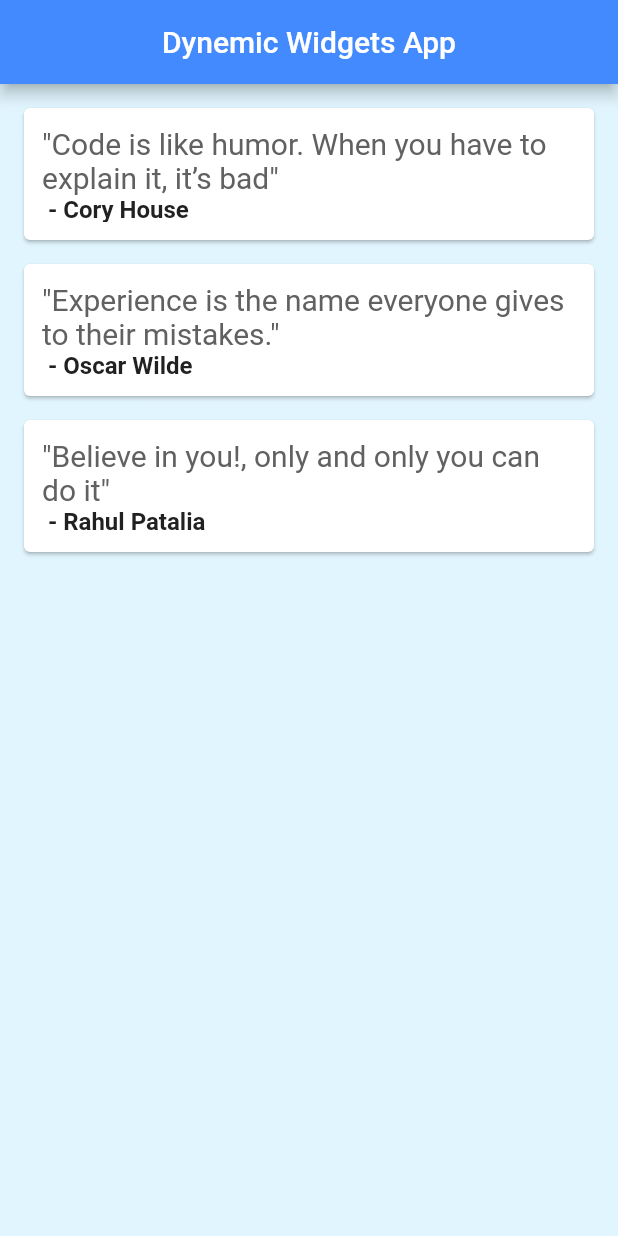
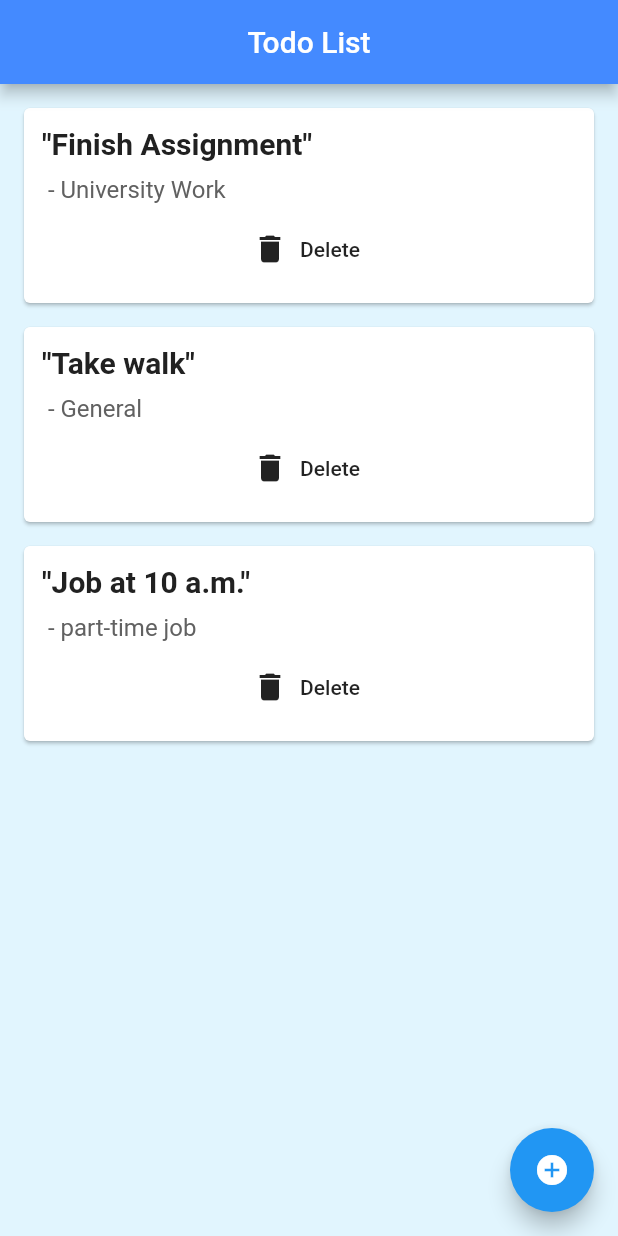
Before and after one commit to Rahul-patalia/todo-list-flutter, a Flutter app: the screen it shows after launch, on a phone screen of 412 x 824 dp. Run offline on Flutter 3.47's test engine with Material 2 defaults, Android fonts, the light colour scheme and no system bars.

Commit message:
changed old file with new to make Todo list

```diff
--- a/lib/QuoteCard.dart
+++ /dev/null
@@ -1,50 +0,0 @@
-import 'package:dynemic_widget_app/quote.dart';
-import 'package:flutter/material.dart';
-
-class QuoteCard extends StatelessWidget
-{
-  final Quote quote;
-  QuoteCard({this.quote});
-
-  @override
-  Widget build(BuildContext context) {
-    return Card
-    (
-      margin: EdgeInsets.fromLTRB(16.0, 16.0, 16.0, 0.0),
-      child: Padding
-      (
-        padding: const EdgeInsets.all(12.0),
-        child: Column
-        (
-          crossAxisAlignment: CrossAxisAlignment.stretch,
-          children: <Widget>
-          [
-            Text
-            (
-              '"${quote.quoteText}"',
-              style: TextStyle
-              (
-                fontSize: 20.0,
-                color: Colors.grey[700],
-              ),
-            ),
-            SizedBox
-            (
-              height: 18.0,
-              child: Text
-              (
-                " - ${quote.author}",
-                style: TextStyle
-                (
-                  fontSize: 16.0,
-                  color: Colors.grey[900],
-                  fontWeight: FontWeight.bold,
-                ),
-              ),
-            )
-          ],
-        ),
-      ),
-    );
-  }
-}
--- /dev/null
+++ b/lib/Todo.dart
@@ -0,0 +1,9 @@
+import 'package:dynemic_widget_app/main.dart';
+
+class Todo
+{
+    String Item;
+    String Catagory;
+
+    Todo({ this.Item, this.Catagory});
+}
--- /dev/null
+++ b/lib/TodoListcard.dart
@@ -0,0 +1,55 @@
+import 'package:dynemic_widget_app/Todo.dart';
+import 'package:flutter/material.dart';
+
+class TodoListcard extends StatelessWidget
+{
+  final Todo todo;
+  final Function delete;
+  TodoListcard({this.todo, this.delete});
+
+  @override
+  Widget build(BuildContext context) {
+    return Card
+    (
+      margin: EdgeInsets.fromLTRB(16.0, 16.0, 16.0, 0.0),
+      child: Padding
+      (
+        padding: const EdgeInsets.all(12.0),
+        child: Column
+        (
+          crossAxisAlignment: CrossAxisAlignment.stretch,
+          children: <Widget>
+          [
+            Text
+            (
+              '"${todo.Item}"',
+              style: TextStyle
+              (
+                fontSize: 20.0,
+                color: Colors.grey[900],
+                fontWeight: FontWeight.bold,
+              ),
+            ),
+            SizedBox(height: 10.0),
+            Text
+            (
+              " - ${todo.Catagory}",
+              style: TextStyle
+              (
+                fontSize: 16.0,
+                color: Colors.grey[700],
+              ),
+            ),
+            SizedBox(height: 6.0),
+            FlatButton.icon
+            (
+              onPressed: delete,
+              icon: Icon(Icons.delete),
+              label: Text("Delete"),
+            )
+          ],
+        ),
+      ),
+    );
+  }
+}
--- a/lib/main.dart
+++ b/lib/main.dart
@@ -1,24 +1,24 @@
-import 'package:dynemic_widget_app/quote.dart';
+import 'package:dynemic_widget_app/Todo.dart';
 import 'package:flutter/material.dart';
-import 'package:dynemic_widget_app/QuoteCard.dart';
+import 'package:dynemic_widget_app/TodoListcard.dart';
 
 void main() => runApp(MaterialApp
 (
-  home: QuateList(),
+  home: todoList(),
 ));
 
-class QuateList extends StatefulWidget {
+class todoList extends StatefulWidget {
   @override
-  _QuateListState createState() => _QuateListState();
+  _todoListState createState() => _todoListState();
 }
 
-class _QuateListState extends State<QuateList>
+class _todoListState extends State<todoList>
 {
 
-  List<Quote> quotes = [
-    Quote(quoteText: "Code is like humor. When you have to explain it, it’s bad", author: "Cory House"),
-    Quote(quoteText: "Experience is the name everyone gives to their mistakes.", author: "Oscar Wilde"),
-    Quote(quoteText: "Believe in you!, only and only you can do it", author: "Rahul Patalia"),
+  List<Todo> Todolist = [
+    Todo(Item: "Finish Assignment", Catagory: "University Work"),
+    Todo(Item: "Take walk", Catagory: "General"),
+    Todo(Item: "Job at 10 a.m.", Catagory: "part-time job"),
     ];
 
   @override
@@ -27,14 +27,31 @@ class _QuateListState extends State<QuateList>
       backgroundColor: Colors.lightBlue[50],
       appBar: AppBar
       (
-        title: Text("Dynemic Widgets App"),
+        title: Text("Todo List"),
         centerTitle: true,
         backgroundColor: Colors.blueAccent,
       ),
 
-      body: Column
+      body: SingleChildScrollView
       (
-        children: quotes.map((quote) => QuoteCard(quote: quote)).toList(),
+        child: Column
+        (
+          children: Todolist.map((todo) => TodoListcard
+          (
+            todo: todo,
+            delete: () {
+              setState(()
+              {
+                Todolist.remove(todo);
+              });
+            }
+          )).toList(),
+        ),
+      ),
+      floatingActionButton: FloatingActionButton
+      (
+        onPressed: () {},
+        child: Icon(Icons.add_circle_outlined)
       ),
     );
   }
--- a/lib/quote.dart
+++ /dev/null
@@ -1,9 +0,0 @@
-import 'package:dynemic_widget_app/main.dart';
-
-class Quote
-{
-    String quoteText;
-    String author;
-
-    Quote({ this.quoteText, this.author });
-}
```
